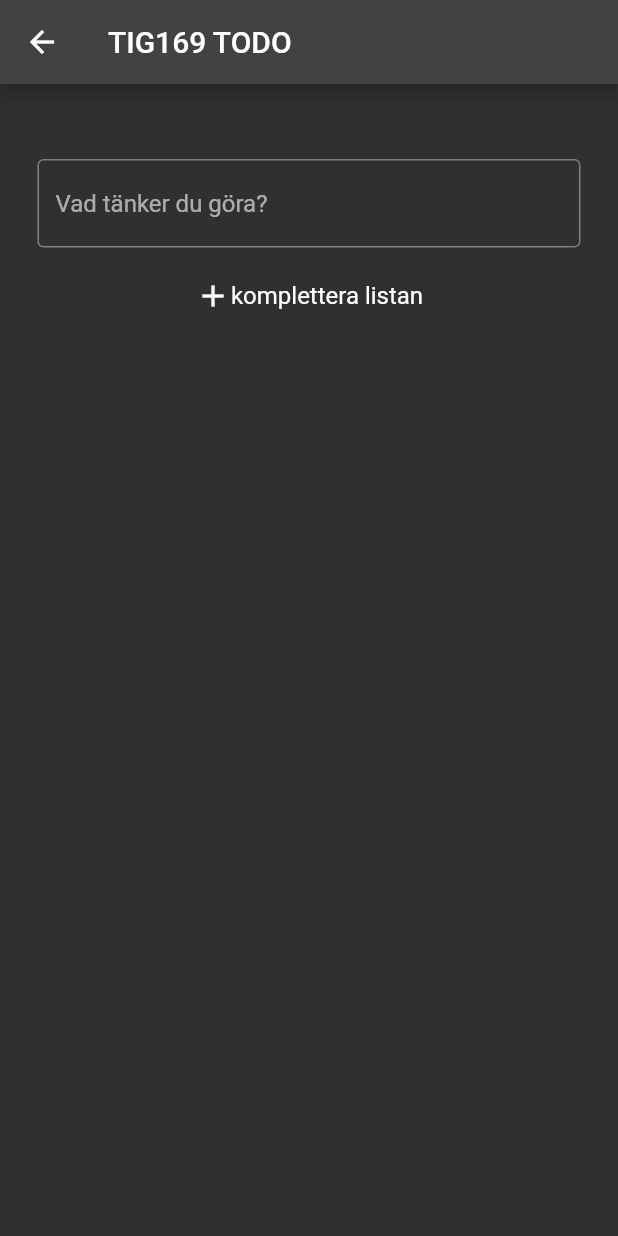
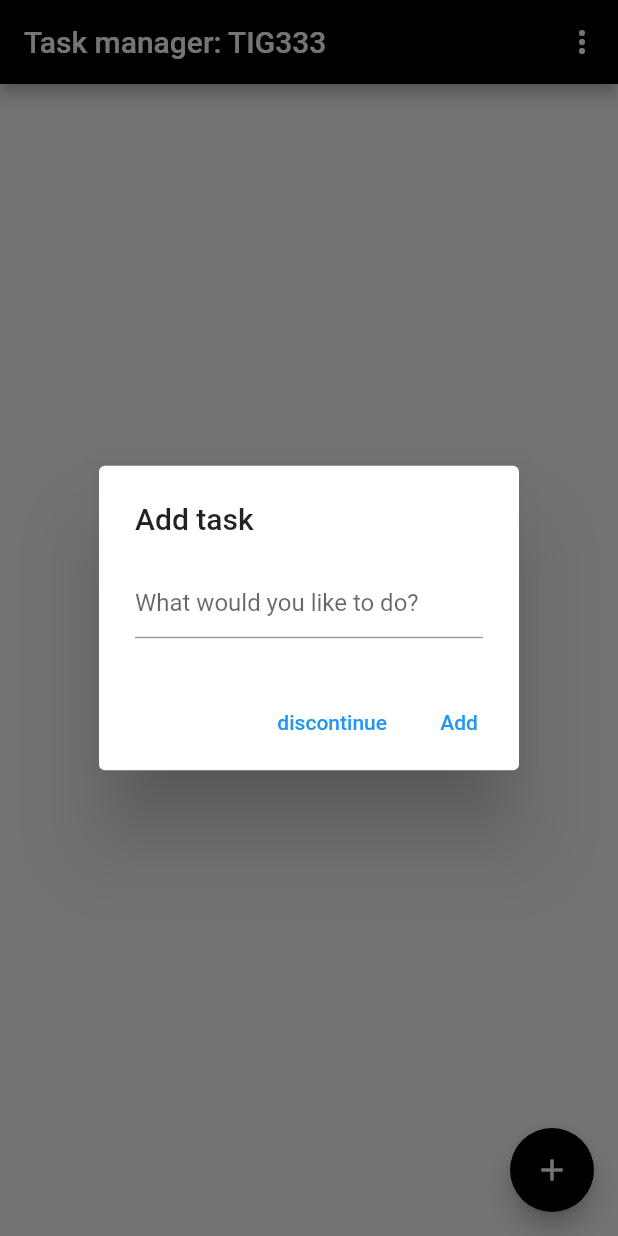
Before and after one commit to gu-tig333-ht22/gusbunkfa, a Flutter app: the screen it shows after launch, after a tap on the "add" icon, on a phone screen of 412 x 824 dp. Run offline on Flutter 3.47's test engine with Material 2 defaults, Android fonts, the phone set to English and light mode, and no system bars.

Commit message:
Ny version som fungerar. Delete fungerar ej

```diff
--- a/lib/main.dart
+++ b/lib/main.dart
@@ -1,144 +1,185 @@
 import 'package:flutter/material.dart';
+import 'package:provider/provider.dart';
+import 'TDL_provider.dart';
 
-void main() => runApp(const App());
+void main() => runApp(const TaskApp());
 
-class App extends StatelessWidget {
-  const App({super.key});
+class Task {
+  Task({required this.name, required this.checked});
+  final String name;
+  bool checked;
+}
+
+class TaskList extends StatefulWidget {
+  const TaskList({Key? key}) : super(key: key);
+
+  get checked => null;
 
   @override
-  Widget build(BuildContext context) {
-    return MaterialApp(
-      title: 'TIG169 TODO',
-      theme: ThemeData.dark(),
-      home: TodoList(),
-    );
-  }
+  _TaskListState createState() => _TaskListState();
 }
 
-class TodoList extends StatefulWidget {
-  const TodoList({super.key});
-
-  @override
-  _TodoListState createState() => _TodoListState();
-}
-
-class object {
-  object({required this.title, required this.outcome});
-  String title;
-  bool outcome;
-}
-
-//ska göras interaktiv
-class _TodoListState extends State<TodoList> {
-  List<object> items = <object>[
-    object(title: 'Matlåda', outcome: false),
-    object(title: 'Gym', outcome: false),
-    object(title: 'Uni', outcome: false),
-    object(title: 'Brygghuset på onsdag', outcome: true),
-    object(title: 'meditera', outcome: false),
-  ];
-  final List<String> _todoList = <String>[];
+class _TaskListState extends State<TaskList> {
   final TextEditingController _textFieldController = TextEditingController();
-
-  @override
-  Widget build(BuildContext context) {
-    return Scaffold(
-      appBar: AppBar(title: const Text('TIG169 TODO')),
-      body: ListView.builder(
-        itemCount: items.length,
-        itemBuilder: (context, i) {
-          return Card(
-            child: ListTile(
-              leading: items[i].outcome.toString() == 'true'
-                  ? const Icon(Icons.check_box_sharp) //iconbutton()
-                  : const Icon(Icons.check_box_outline_blank_outlined),
-              onTap: () {},
-              title: Text(
-                items[i].title,
-                style: TextStyle(
-                  decoration: items[i].outcome.toString() == 'true'
-                      ? TextDecoration.lineThrough
-                      : TextDecoration.none,
-                ),
-              ),
-              trailing: IconButton(
-                onPressed: () {},
-                icon: const Icon(Icons.close),
-              ),
-            ),
-          );
-        },
-      ),
-      floatingActionButton: FloatingActionButton(
-        onPressed: () {
-          Navigator.push(
-              context, MaterialPageRoute(builder: (context) => SecondView()));
-        },
-        child: const Icon(Icons.add),
-      ),
-    );
-  }
-
-//ska göras interaktiv
-  void _addTodoobject(String title) {
-    setState(() {
-      _todoList.add(title);
-    });
-    _textFieldController.clear();
-  }
-
-  Widget _buildTodoobject(String title) {
-    return ListTile(title: Text(title));
-  }
-}
-
-class SecondView extends StatelessWidget {
-  const SecondView({super.key});
+  final List<Task> _Tasks = <Task>[];
 
   @override
   Widget build(BuildContext context) {
     return Scaffold(
       appBar: AppBar(
-        title: const Text('TIG169 TODO'),
+        title: const Text('Task manager: TIG333'),
+        backgroundColor: const Color.fromARGB(255, 0, 0, 0),
+        actions: <Widget>[
+          PopupMenuButton<String>(
+            onSelected: (value) {
+              setState(() {
+                Provider.of<TaskProvider>(context, listen: false)
+                    .setFilterBy(value);
+              });
+            },
+            itemBuilder: (context) => [
+              const PopupMenuItem(child: Text('Show all'), value: 'all'),
+              const PopupMenuItem(child: Text('Dont show all'), value: 'not'),
+              const PopupMenuItem(child: Text('Show all'), value: 'Done')
+            ],
+          )
+        ],
       ),
-      body: Center(
-        child: Column(
-          crossAxisAlignment: CrossAxisAlignment.center,
-          mainAxisAlignment: MainAxisAlignment.start,
-          children: [
-            Container(height: 20),
-            _todotext(),
-            Container(height: 20),
-            _symbol(),
-          ],
-        ),
+      body: ListView(
+        padding: const EdgeInsets.symmetric(vertical: 6.0),
+        children: _Tasks.map((Task todo) {
+          return TodoItem(
+            todo: todo,
+            onTodoChanged: _handleTodoChange,
+          );
+        }).toList(),
       ),
+      floatingActionButton: FloatingActionButton(
+          onPressed: () => _displayDialog(),
+          tooltip: 'Add task',
+          backgroundColor: const Color.fromARGB(255, 0, 0, 0),
+          child: const Icon(Icons.add)),
     );
   }
 
-  Widget _todotext() {
-    return Container(
-      margin: const EdgeInsets.only(left: 25, right: 25, top: 30),
-      child: const TextField(
-        decoration: InputDecoration(
-          border: OutlineInputBorder(),
-          hintText: 'Vad tänker du göra?',
-        ),
+  void _handleTodoChange(Task todo) {
+    setState(() {
+      todo.checked = !todo.checked;
+    });
+  }
+
+  void _addTodoItem(String name) {
+    setState(() {
+      _Tasks.add(Task(name: name, checked: false));
+    });
+    _textFieldController.clear();
+  }
+
+  Future<void> _displayDialog() async {
+    return showDialog<void>(
+      context: context,
+      barrierDismissible: false,
+      builder: (BuildContext context) {
+        return AlertDialog(
+          title: const Text('Add task'),
+          content: TextField(
+            controller: _textFieldController,
+            decoration:
+                const InputDecoration(hintText: 'What would you like to do?'),
+          ),
+          actions: <Widget>[
+            TextButton(
+              child: const Text('discontinue'),
+              onPressed: () {
+                Navigator.of(context).pop();
+              },
+            ),
+            TextButton(
+              child: const Text('Add'),
+              onPressed: () {
+                Navigator.of(context).pop();
+                _addTodoItem(_textFieldController.text);
+              },
+            )
+          ],
+        );
+      },
+    );
+  }
+}
+
+Widget deleteButton(BuildContext context, todo, String name) {
+  return IconButton(
+    icon: const Icon(Icons.delete_outline),
+    tooltip: "Delete",
+    onPressed: () => showDialog<String>(
+      context: context,
+      builder: (BuildContext context) => AlertDialog(
+        title: const Text('Warning'),
+        content: Text("Do you want to delete '$name'?"),
+        actions: <Widget>[
+          TextButton(
+            onPressed: () => Navigator.pop(context, 'Cancel'),
+            child: const Text('Cancel'),
+          ),
+          TextButton(
+            onPressed: () async {
+              Provider.of<TaskProvider>(context, listen: false)
+                  .removeTask(todo);
+              Navigator.pop(context);
+            },
+            child: const Text('OK'),
+          ),
+        ],
       ),
+    ),
+  );
+}
+
+class TodoItem extends StatelessWidget {
+  TodoItem({
+    required this.todo,
+    required this.onTodoChanged,
+  }) : super(key: ObjectKey(todo));
+
+  final Task todo;
+  final onTodoChanged;
+
+  TextStyle? _getTextStyle(bool checked) {
+    if (!checked) return null;
+
+    return const TextStyle(
+      color: Color.fromARGB(115, 0, 0, 0),
+      decoration: TextDecoration.lineThrough,
     );
   }
 
-  Widget _symbol() {
-    return Row(
-      mainAxisAlignment: MainAxisAlignment.center,
-      children: [
-        const Icon(Icons.add),
-        Column(
-          children: const [
-            Text('komplettera listan', style: TextStyle(fontSize: 16)),
-          ],
-        ),
-      ],
+  @override
+  Widget build(BuildContext context) {
+    return StatefulBuilder(
+        builder: (BuildContext context, StateSetter setState) {
+      return Card(
+          child: CheckboxListTile(
+        title: Text(todo.name, style: _getTextStyle(todo.checked)),
+        value: todo.checked,
+        secondary: deleteButton(context, todo, todo.name),
+        onChanged: (newValue) {
+          onTodoChanged(todo);
+        },
+        controlAffinity: ListTileControlAffinity.leading,
+      ));
+    });
+  }
+}
+
+class TaskApp extends StatelessWidget {
+  const TaskApp({super.key});
+
+  @override
+  Widget build(BuildContext context) {
+    return const MaterialApp(
+      title: 'TIG333:',
+      home: TaskList(),
     );
   }
 }
--- /dev/null
+++ b/lib/task.dart
@@ -0,0 +1,6 @@
+class Tasks {
+  String name;
+  bool checked;
+
+  Tasks(this.name, this.checked);
+}
--- a/pubspec.yaml
+++ b/pubspec.yaml
@@ -34,6 +34,7 @@ dependencies:
   # The following adds the Cupertino Icons font to your application.
   # Use with the CupertinoIcons class for iOS style icons.
   cupertino_icons: ^1.0.2
+  provider: ^6.0.3
 
 dev_dependencies:
   flutter_test:
```
Also changed, not shown: lib/TDL_provider.dart (added, +47 -0 lines), lib/list.dart (added, +36 -0 lines), pubspec.lock.
